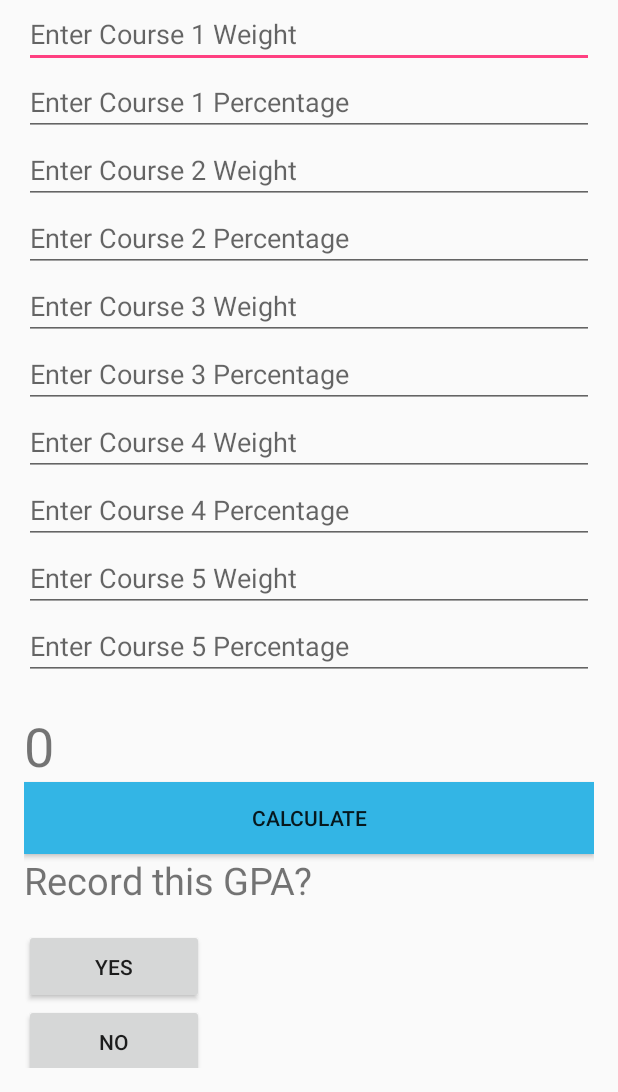
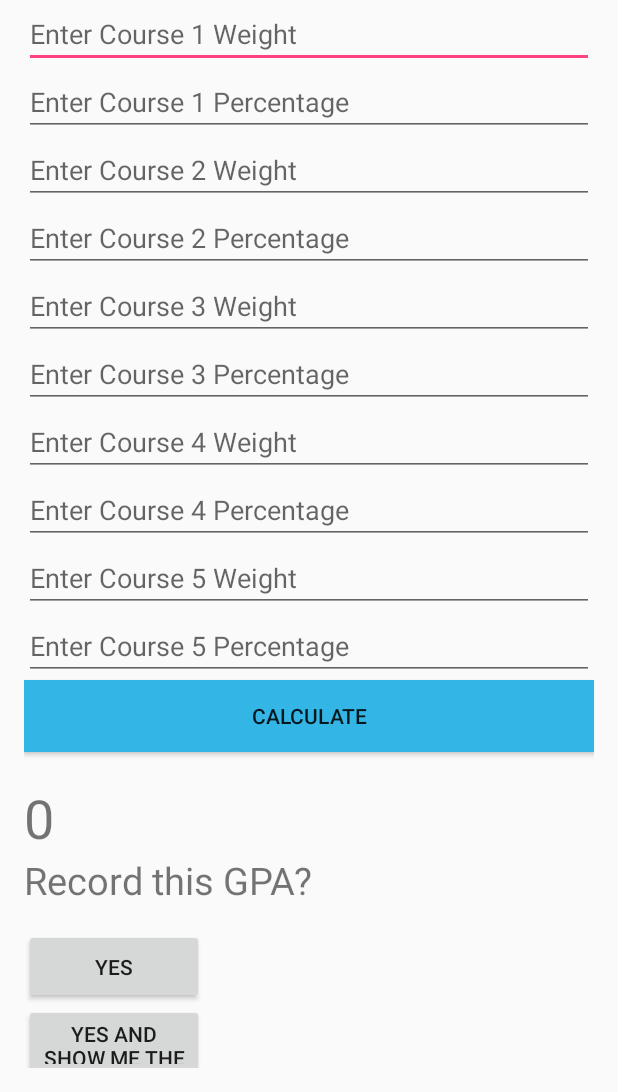
Before and after one commit to Joyliu290/GPA_Calculator, an Android app: the MainActivity screen opened directly, with no data from a screen before it, after a tap on "YES", on a phone screen of 412 x 824 dp, the part 144-1236 px from its top. Run offline under Robolectric (Android 15) with nearby library versions, the phone set to English and light mode, and no system bars; 4 statements that could not run were skipped.

Commit message:
Add files via upload

```diff
--- a/app/src/main/res/layout/content_main.xml
+++ b/app/src/main/res/layout/content_main.xml
@@ -130,6 +130,17 @@
                 android:id="@+id/coursepercentagetxt5"
                 android:hint="Enter Course 5 Percentage" />
 
+            <Button
+                android:text="CALCULATE"
+                android:layout_width="match_parent"
+                android:layout_height="wrap_content"
+                android:id="@+id/calbtn"
+                android:background="@android:color/holo_blue_light"
+                tools:textColor="#ffffff"
+                android:layout_centerVertical="true"
+                android:layout_alignParentLeft="true"
+                android:layout_alignParentStart="true" />
+
             <TextView
                 android:layout_width="match_parent"
                 android:layout_height="wrap_content"
@@ -142,17 +153,6 @@
                 android:layout_alignParentLeft="true"
                 android:layout_alignParentStart="true"
                 android:layout_marginTop="19dp" />
-
-            <Button
-                android:text="CALCULATE"
-                android:layout_width="match_parent"
-                android:layout_height="wrap_content"
-                android:id="@+id/calbtn"
-                android:background="@android:color/holo_blue_light"
-                tools:textColor="#ffffff"
-                android:layout_centerVertical="true"
-                android:layout_alignParentLeft="true"
-                android:layout_alignParentStart="true" />
 
             <TextView
                 android:text="Record this GPA? "
@@ -169,6 +169,12 @@
                 android:onClick="SQLdatabaseActivityClick"/>
 
             <Button
+                android:text="YES AND SHOW ME THE LIST"
+                android:layout_width="120dp"
+                android:layout_height="50dp"
+                android:id="@+id/button_view" />
+
+            <Button
                 android:text="No"
                 android:layout_width="120dp"
                 android:layout_height="50dp"
```
Also changed, not shown: app/src/main/res/layout/activity_sqldatabase.xml (+8 -9 lines).
